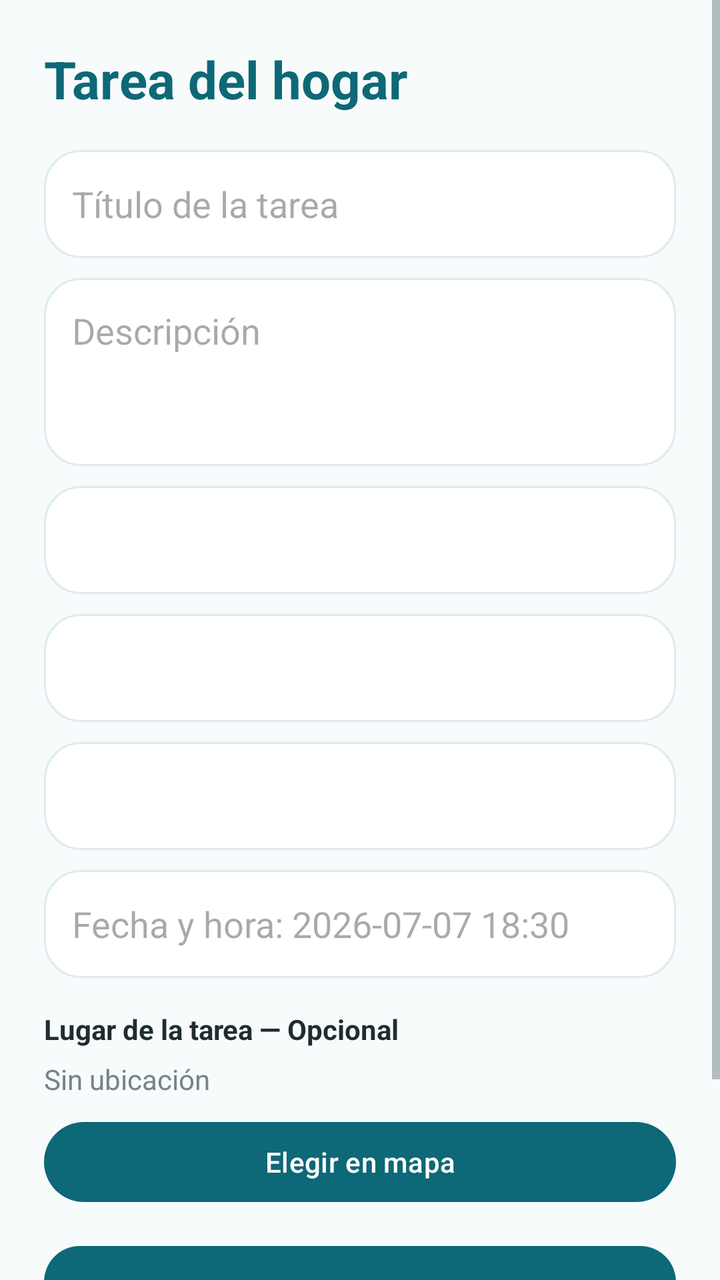
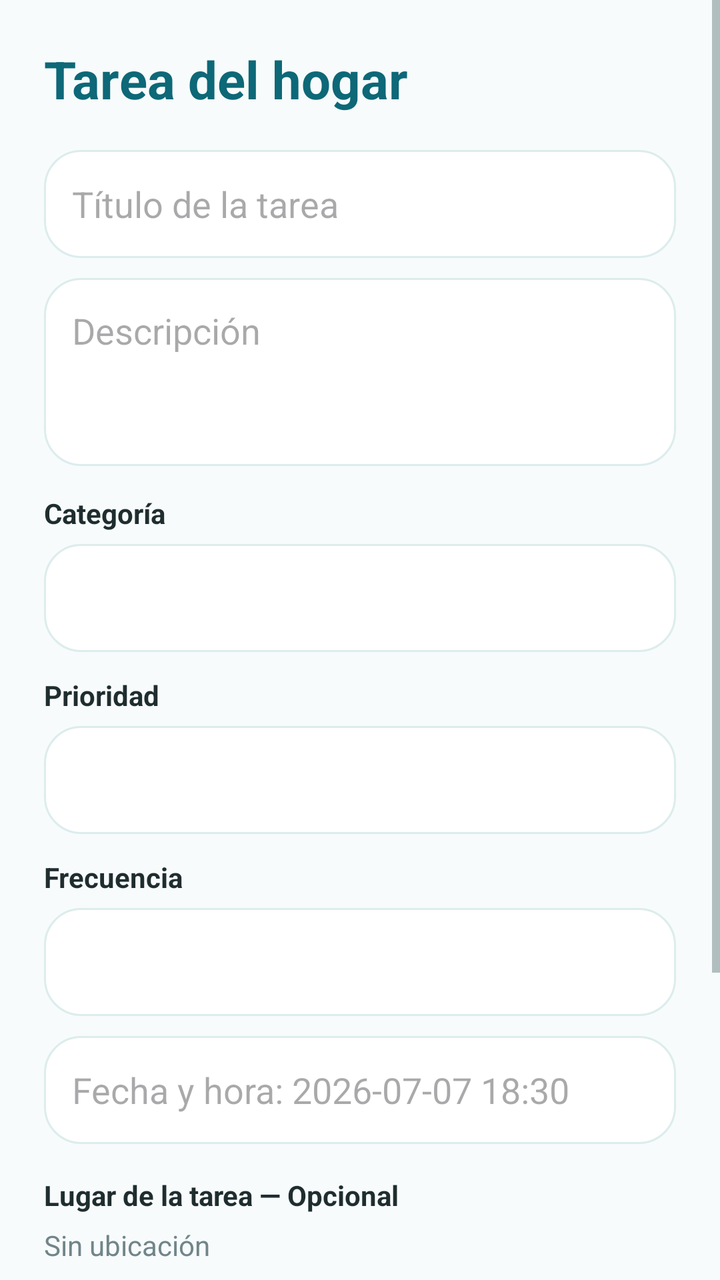

Two renders of the same Android screen: before a commit and after it. Below are the layout's source before the change and the commit's diff.
<!-- AndroidManifest.xml: application theme Theme.FinalProject -->
<!-- res/layout/activity_task_form.xml -->
<?xml version="1.0" encoding="utf-8"?>
<ScrollView xmlns:android="http://schemas.android.com/apk/res/android"
    android:layout_width="match_parent"
    android:layout_height="match_parent"
    android:background="@color/homepet_background">

    <LinearLayout
        android:layout_width="match_parent"
        android:layout_height="wrap_content"
        android:orientation="vertical"
        android:padding="22dp">

        <TextView
            android:layout_width="match_parent"
            android:layout_height="wrap_content"
            android:text="@string/task_form_title"
            android:textColor="@color/homepet_primary"
            android:textSize="26sp"
            android:textStyle="bold" />

        <EditText
            android:id="@+id/titleInput"
            android:layout_width="match_parent"
            android:layout_height="54dp"
            android:layout_marginTop="18dp"
            android:background="@drawable/bg_login_input"
            android:hint="@string/task_type_hint"
            android:inputType="textCapSentences"
            android:paddingStart="14dp"
            android:paddingEnd="14dp" />

        <EditText
            android:id="@+id/descriptionInput"
            android:layout_width="match_parent"
            android:layout_height="94dp"
            android:layout_marginTop="10dp"
            android:background="@drawable/bg_login_input"
            android:gravity="top"
            android:hint="@string/description_hint"
            android:inputType="textMultiLine"
            android:padding="14dp" />

        <Spinner
            android:id="@+id/categorySpinner"
            android:layout_width="match_parent"
            android:layout_height="54dp"
            android:layout_marginTop="10dp"
            android:background="@drawable/bg_login_input"
            android:paddingStart="12dp"
            android:paddingEnd="12dp" />

        <Spinner
            android:id="@+id/prioritySpinner"
            android:layout_width="match_parent"
            android:layout_height="54dp"
            android:layout_marginTop="10dp"
            android:background="@drawable/bg_login_input"
            android:paddingStart="12dp"
            android:paddingEnd="12dp" />

        <Spinner
            android:id="@+id/frequencySpinner"
            android:layout_width="match_parent"
            android:layout_height="54dp"
            android:layout_marginTop="10dp"
            android:background="@drawable/bg_login_input"
            android:paddingStart="12dp"
            android:paddingEnd="12dp" />

        <EditText
            android:id="@+id/dueDateInput"
            android:layout_width="match_parent"
            android:layout_height="54dp"
            android:layout_marginTop="10dp"
            android:background="@drawable/bg_login_input"
            android:hint="@string/due_date_hint"
            android:inputType="datetime"
            android:paddingStart="14dp"
            android:paddingEnd="14dp" />

        <TextView
            android:layout_width="match_parent"
            android:layout_height="wrap_content"
            android:layout_marginTop="16dp"
            android:text="@string/task_location_optional"
            android:textColor="@color/homepet_text"
            android:textStyle="bold" />

        <TextView
            android:id="@+id/locationPreviewText"
            android:layout_width="match_parent"
            android:layout_height="wrap_content"
            android:layout_marginTop="6dp"
            android:text="@string/no_location_selected"
            android:textColor="@color/homepet_text_muted" />

        <LinearLayout
            android:layout_width="match_parent"
            android:layout_height="wrap_content"
            android:layout_marginTop="8dp"
            android:orientation="horizontal">

            <Button
                android:id="@+id/selectLocationButton"
                android:layout_width="0dp"
                android:layout_height="48dp"
                android:layout_weight="1"
                android:text="@string/select_on_map"
                android:textAllCaps="false" />

            <Button
                android:id="@+id/clearLocationButton"
                android:layout_width="0dp"
                android:layout_height="48dp"
                android:layout_marginStart="8dp"
                android:layout_weight="1"
                android:text="@string/clear_location"
                android:textAllCaps="false"
                android:visibility="gone" />
        </LinearLayout>

        <Button
            android:id="@+id/saveTaskButton"
            android:layout_width="match_parent"
            android:layout_height="52dp"
            android:layout_marginTop="18dp"
            android:background="@drawable/bg_primary_button"
            android:backgroundTint="@null"
            android:text="@string/save_task"
            android:textAllCaps="false"
            android:textColor="@color/homepet_on_primary"
            android:textStyle="bold" />

        <Button
            android:id="@+id/deleteTaskButton"
            android:layout_width="match_parent"
            android:layout_height="52dp"
            android:layout_marginTop="10dp"
            android:text="@string/delete_task"
            android:textAllCaps="false" />
    </LinearLayout>
</ScrollView>
<!-- resources referenced by this layout -->
<resources>
  <color name="homepet_background">#F7FBFB</color>
  <color name="homepet_on_primary">#FFFFFFFF</color>
  <color name="homepet_primary">#0D6877</color>
  <color name="homepet_text">#1F2D2F</color>
  <color name="homepet_text_muted">#71858A</color>
  <!-- drawable bg_login_input (drawable) -->
  <?xml version="1.0" encoding="utf-8"?>
  <shape xmlns:android="http://schemas.android.com/apk/res/android">
      <solid android:color="@color/homepet_surface" />
      <stroke
          android:width="1dp"
          android:color="@color/homepet_input_border" />
      <corners android:radius="18dp" />
      <padding
          android:left="18dp"
          android:right="18dp" />
  </shape>
  <string name="clear_location">Limpiar</string>
  <string name="delete_task">Eliminar</string>
  <string name="description_hint">Descripción</string>
  <string name="due_date_hint">Fecha y hora: 2026-07-07 18:30</string>
  <string name="no_location_selected">Sin ubicación</string>
  <string name="save_task">Guardar tarea</string>
  <string name="select_on_map">Elegir en mapa</string>
  <string name="task_form_title">Tarea del hogar</string>
  <string name="task_location_optional">Lugar de la tarea — Opcional</string>
  <string name="task_type_hint">Título de la tarea</string>
  <style name="Theme.FinalProject" parent="Base.Theme.FinalProject" />
  <color name="homepet_surface">#FFFFFFFF</color>
  <color name="homepet_input_border">#DDECEC</color>
  <color name="homepet_primary_dark">#084E5A</color>
  <color name="white">#FFFFFFFF</color>
  <!-- unchanged entries left out for length: 2 -->
</resources>

<!-- the commit's change to res/layout/activity_task_form.xml (unified diff, before → after) -->
@@ -1,5 +1,6 @@
 <?xml version="1.0" encoding="utf-8"?>
 <ScrollView xmlns:android="http://schemas.android.com/apk/res/android"
+    xmlns:app="http://schemas.android.com/apk/res-auto"
     android:layout_width="match_parent"
     android:layout_height="match_parent"
     android:background="@color/homepet_background">
@@ -40,29 +41,53 @@
             android:inputType="textMultiLine"
             android:padding="14dp" />
 
+        <TextView
+            android:layout_width="match_parent"
+            android:layout_height="wrap_content"
+            android:layout_marginTop="14dp"
+            android:text="@string/category_hint"
+            android:textColor="@color/homepet_text"
+            android:textStyle="bold" />
+
         <Spinner
             android:id="@+id/categorySpinner"
             android:layout_width="match_parent"
             android:layout_height="54dp"
-            android:layout_marginTop="10dp"
+            android:layout_marginTop="6dp"
             android:background="@drawable/bg_login_input"
             android:paddingStart="12dp"
             android:paddingEnd="12dp" />
 
+        <TextView
+            android:layout_width="match_parent"
+            android:layout_height="wrap_content"
+            android:layout_marginTop="12dp"
+            android:text="@string/priority_label"
+            android:textColor="@color/homepet_text"
+            android:textStyle="bold" />
+
         <Spinner
             android:id="@+id/prioritySpinner"
             android:layout_width="match_parent"
             android:layout_height="54dp"
-            android:layout_marginTop="10dp"
+            android:layout_marginTop="6dp"
             android:background="@drawable/bg_login_input"
             android:paddingStart="12dp"
             android:paddingEnd="12dp" />
 
+        <TextView
+            android:layout_width="match_parent"
+            android:layout_height="wrap_content"
+            android:layout_marginTop="12dp"
+            android:text="@string/frequency_hint"
+            android:textColor="@color/homepet_text"
+            android:textStyle="bold" />
+
         <Spinner
             android:id="@+id/frequencySpinner"
             android:layout_width="match_parent"
             android:layout_height="54dp"
-            android:layout_marginTop="10dp"
+            android:layout_marginTop="6dp"
             android:background="@drawable/bg_login_input"
             android:paddingStart="12dp"
             android:paddingEnd="12dp" />
@@ -100,32 +125,63 @@
             android:layout_marginTop="8dp"
             android:orientation="horizontal">
 
-            <Button
+            <com.google.android.material.button.MaterialButton
                 android:id="@+id/selectLocationButton"
                 android:layout_width="0dp"
                 android:layout_height="48dp"
                 android:layout_weight="1"
+                android:maxLines="1"
+                android:minWidth="0dp"
+                android:paddingStart="6dp"
+                android:paddingEnd="6dp"
                 android:text="@string/select_on_map"
-                android:textAllCaps="false" />
-
-            <Button
+                android:textAllCaps="false"
+                android:textColor="@color/homepet_primary"
+                android:textSize="12sp"
+                app:backgroundTint="@color/homepet_surface"
+                app:cornerRadius="18dp"
+                app:icon="@drawable/ic_map_24"
+                app:iconGravity="textStart"
+                app:iconPadding="5dp"
+                app:iconTint="@color/homepet_primary"
+                app:strokeColor="@color/homepet_primary"
+                app:strokeWidth="1dp" />
+
+            <com.google.android.material.button.MaterialButton
                 android:id="@+id/clearLocationButton"
                 android:layout_width="0dp"
                 android:layout_height="48dp"
                 android:layout_marginStart="8dp"
                 android:layout_weight="1"
+                android:maxLines="1"
+                android:minWidth="0dp"
+                android:paddingStart="6dp"
+                android:paddingEnd="6dp"
                 android:text="@string/clear_location"
                 android:textAllCaps="false"
-                android:visibility="gone" />
+                android:textColor="@color/homepet_primary"
+                android:textSize="12sp"
+                android:visibility="gone"
+                app:backgroundTint="@color/homepet_surface"
+                app:cornerRadius="18dp"
+                app:icon="@drawable/ic_reset_24"
+                app:iconGravity="textStart"
+                app:iconPadding="5dp"
+                app:iconTint="@color/homepet_primary"
+                app:strokeColor="@color/homepet_primary"
+                app:strokeWidth="1dp" />
         </LinearLayout>
 
-        <Button
+        <com.google.android.material.button.MaterialButton
             android:id="@+id/saveTaskButton"
             android:layout_width="match_parent"
             android:layout_height="52dp"
             android:layout_marginTop="18dp"
             android:background="@drawable/bg_primary_button"
             android:backgroundTint="@null"
+            android:drawableStart="@drawable/ic_save_24"
+            android:drawablePadding="8dp"
+            android:drawableTint="@color/homepet_on_primary"
             android:text="@string/save_task"
             android:textAllCaps="false"
             android:textColor="@color/homepet_on_primary"
@@ -137,6 +193,15 @@
             android:layout_height="52dp"
             android:layout_marginTop="10dp"
             android:text="@string/delete_task"
-            android:textAllCaps="false" />
+            android:textAllCaps="false"
+            android:textColor="@color/homepet_primary"
+            app:backgroundTint="@color/homepet_surface"
+            app:cornerRadius="18dp"
+            app:icon="@drawable/ic_delete_24"
+            app:iconGravity="textStart"
+            app:iconPadding="8dp"
+            app:iconTint="@color/homepet_primary"
+            app:strokeColor="@color/homepet_primary"
+            app:strokeWidth="1dp" />
     </LinearLayout>
 </ScrollView>
<!-- resource entries referenced after the edit -->
@@ -17,11 +17,58 @@
           android:left="18dp"
           android:right="18dp" />
   </shape>
+  <!-- drawable ic_delete_24 (drawable) -->
+  <?xml version="1.0" encoding="utf-8"?>
+  <vector xmlns:android="http://schemas.android.com/apk/res/android"
+      android:width="24dp"
+      android:height="24dp"
+      android:viewportWidth="24"
+      android:viewportHeight="24">
+      <path
+          android:fillColor="#FF000000"
+          android:pathData="M6,19C6,20.1 6.9,21 8,21H16C17.1,21 18,20.1 18,19V7H6V19M8,9H16V19H8V9M15.5,4L14.5,3H9.5L8.5,4H5V6H19V4H15.5Z" />
+  </vector>
+  <!-- drawable ic_map_24 (drawable) -->
+  <?xml version="1.0" encoding="utf-8"?>
+  <vector xmlns:android="http://schemas.android.com/apk/res/android"
+      android:width="24dp"
+      android:height="24dp"
+      android:viewportWidth="24"
+      android:viewportHeight="24">
+      <path
+          android:fillColor="#FF000000"
+          android:pathData="M12,2C8.13,2 5,5.13 5,9C5,14.25 12,22 12,22C12,22 19,14.25 19,9C19,5.13 15.87,2 12,2M12,11.5C10.62,11.5 9.5,10.38 9.5,9C9.5,7.62 10.62,6.5 12,6.5C13.38,6.5 14.5,7.62 14.5,9C14.5,10.38 13.38,11.5 12,11.5Z" />
+  </vector>
+  <!-- drawable ic_reset_24 (drawable) -->
+  <?xml version="1.0" encoding="utf-8"?>
+  <vector xmlns:android="http://schemas.android.com/apk/res/android"
+      android:width="24dp"
+      android:height="24dp"
+      android:viewportWidth="24"
+      android:viewportHeight="24">
+      <path
+          android:fillColor="#FF000000"
+          android:pathData="M12,5V2L8,6L12,10V7C15.31,7 18,9.69 18,13C18,16.31 15.31,19 12,19C8.69,19 6,16.31 6,13H4C4,17.42 7.58,21 12,21C16.42,21 20,17.42 20,13C20,8.58 16.42,5 12,5Z" />
+  </vector>
+  <!-- drawable ic_save_24 (drawable) -->
+  <?xml version="1.0" encoding="utf-8"?>
+  <vector xmlns:android="http://schemas.android.com/apk/res/android"
+      android:width="24dp"
+      android:height="24dp"
+      android:viewportWidth="24"
+      android:viewportHeight="24">
+      <path
+          android:fillColor="#FF000000"
+          android:pathData="M17,3H5C3.89,3 3,3.9 3,5V19C3,20.1 3.9,21 5,21H19C20.1,21 21,20.1 21,19V7L17,3M12,19C10.34,19 9,17.66 9,16C9,14.34 10.34,13 12,13C13.66,13 15,14.34 15,16C15,17.66 13.66,19 12,19M15,9H5V5H15V9Z" />
+  </vector>
+  <string name="category_hint">Categoría</string>
   <string name="clear_location">Limpiar</string>
   <string name="delete_task">Eliminar</string>
   <string name="description_hint">Descripción</string>
   <string name="due_date_hint">Fecha y hora: 2026-07-07 18:30</string>
+  <string name="frequency_hint">Frecuencia</string>
   <string name="no_location_selected">Sin ubicación</string>
+  <string name="priority_label">Prioridad</string>
   <string name="save_task">Guardar tarea</string>
   <string name="select_on_map">Elegir en mapa</string>
   <string name="task_form_title">Tarea del hogar</string>
